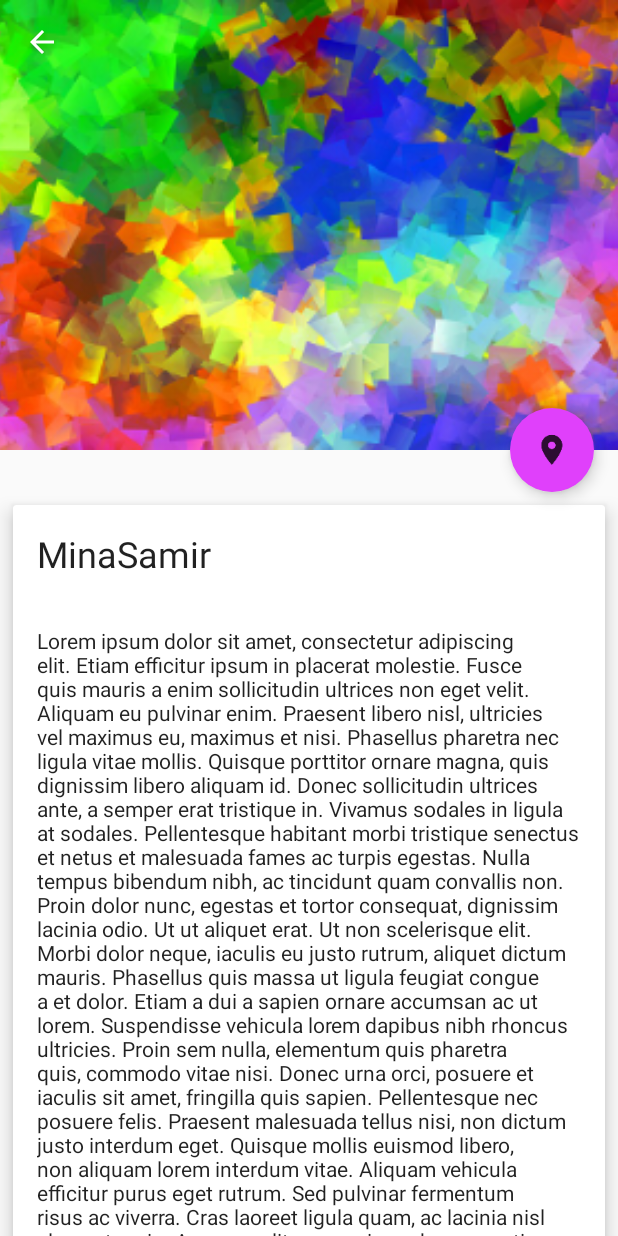
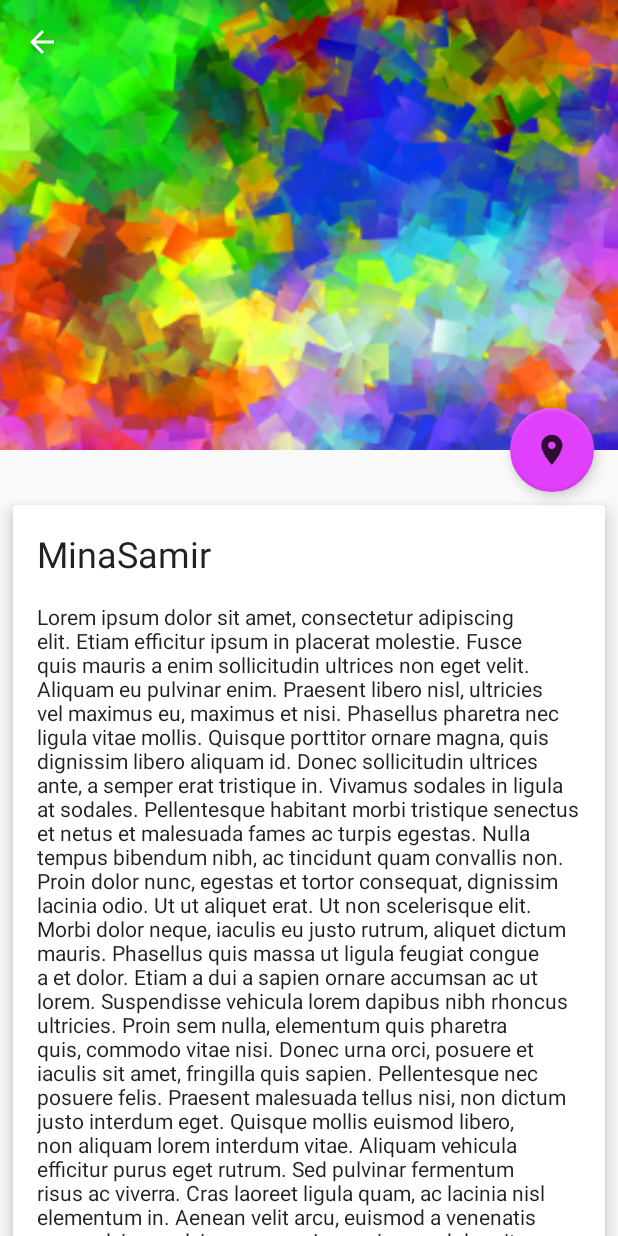
Before and after one commit to MinaSamirCap/Venues-MMD, an Android app: the VenueDetailsActivity screen opened directly, with no data from a screen before it, on a phone screen of 412 x 824 dp. Run offline under Robolectric (Android 15) with nearby library versions, the phone set to English and light mode, and no system bars; our stand-ins replace Dagger/Hilt's generated code, RxJava, data binding; libraries missing offline, so code that uses them is left out: android.support.v7.

Commit message:
fix desing bug of details screen

```diff
--- a/app/src/main/AndroidManifest.xml
+++ b/app/src/main/AndroidManifest.xml
@@ -29,7 +29,7 @@
             android:name=".ui.activities.VenueDetailsActivity"
             android:label="@string/venue_details"
             android:parentActivityName=".ui.activities.MainActivity"
-            android:theme="@style/NoActionBar">
+            android:theme="@style/DetailsTheme">
             <meta-data
                 android:name="android.support.PARENT_ACTIVITY"
                 android:value=".ui.activities.MainActivity" />
--- a/app/src/main/java/com/example/andoird/venues_mmd/ui/activities/VenueDetailsActivity.java
+++ b/app/src/main/java/com/example/andoird/venues_mmd/ui/activities/VenueDetailsActivity.java
@@ -26,7 +26,7 @@ public class VenueDetailsActivity extends BaseActivity {
     @Override
     protected void onCreate(Bundle savedInstanceState) {
         super.onCreate(savedInstanceState);
-        initActivityTransitions();
+        //initActivityTransitions();
         ActivityVenueDetailsBinding binding = DataBindingUtil.setContentView(this, R.layout.activity_venue_details);
         venueDetailsActivityViewModel = new VenueDetailsActivityViewModel(this);
         binding.setDetailsActivity(venueDetailsActivityViewModel);
@@ -39,27 +39,8 @@ public class VenueDetailsActivity extends BaseActivity {
         binding.collapsingToolbar.setExpandedTitleColor(getResources().getColor(android.R.color.transparent));
         binding.title.setText(itemTitle);
 
-        statusBarColor(binding.image, binding.collapsingToolbar);
+        //statusBarColor(binding.image, binding.collapsingToolbar);
 
-    }
-
-    private void statusBarColor(ImageView imageView, CollapsingToolbarLayout collapsingToolbar) {
-        Bitmap bitmap = ((BitmapDrawable) imageView.getDrawable()).getBitmap();
-        Palette.from(bitmap).generate(new Palette.PaletteAsyncListener() {
-            public void onGenerated(Palette palette) {
-                applyPalette(palette, collapsingToolbar);
-            }
-        });
-    }
-
-    /// change the color of toolbar to match the pallet I get from the image ..
-    private void applyPalette(Palette palette, CollapsingToolbarLayout collapsingToolbar) {
-        int primaryDark = getResources().getColor(R.color.primary_dark);
-        int primary = getResources().getColor(R.color.primary);
-        collapsingToolbar.setContentScrimColor(palette.getMutedColor(primary));
-        collapsingToolbar.setStatusBarScrimColor(palette.getDarkMutedColor(primaryDark));
-        //updateBackground((FloatingActionButton) findViewById(R.id.fab), palette);
-        supportStartPostponedEnterTransition();
     }
 
     public static Intent openVenueDetailsActivity(Context context, String venueId) {
@@ -74,12 +55,34 @@ public class VenueDetailsActivity extends BaseActivity {
         venueDetailsActivityViewModel.dispose();
     }
 
-    private void initActivityTransitions() {
+
+    /*private void statusBarColor(ImageView imageView, CollapsingToolbarLayout collapsingToolbar) {
+        Bitmap bitmap = ((BitmapDrawable) imageView.getDrawable()).getBitmap();
+        Palette.from(bitmap).generate(new Palette.PaletteAsyncListener() {
+            public void onGenerated(Palette palette) {
+                applyPalette(palette, collapsingToolbar);
+            }
+        });
+    }*/
+
+    /// change the color of toolbar to match the pallet I get from the image ..
+    /*private void applyPalette(Palette palette, CollapsingToolbarLayout collapsingToolbar) {
+        int primaryDark = getResources().getColor(R.color.primary_dark);
+        int primary = getResources().getColor(R.color.primary);
+        collapsingToolbar.setContentScrimColor(palette.getMutedColor(primary));
+        collapsingToolbar.setStatusBarScrimColor(palette.getDarkMutedColor(primaryDark));
+        //updateBackground((FloatingActionButton) findViewById(R.id.fab), palette);
+        supportStartPostponedEnterTransition();
+    }*/
+
+
+
+    /*private void initActivityTransitions() {
         if (Build.VERSION.SDK_INT >= Build.VERSION_CODES.LOLLIPOP) {
             Slide transition = new Slide();
             transition.excludeTarget(android.R.id.statusBarBackground, true);
             getWindow().setEnterTransition(transition);
             getWindow().setReturnTransition(transition);
         }
-    }
+    }*/
 }
--- a/app/src/main/res/layout/activity_venue_details.xml
+++ b/app/src/main/res/layout/activity_venue_details.xml
@@ -2,7 +2,6 @@
 <layout xmlns:android="http://schemas.android.com/apk/res/android"
     xmlns:app="http://schemas.android.com/apk/res-auto"
     xmlns:tools="http://schemas.android.com/tools">
-
 
     <data>
 
@@ -20,31 +19,34 @@
             android:id="@+id/app_bar_layout"
             android:layout_width="match_parent"
             android:layout_height="wrap_content"
-            android:theme="@style/ThemeOverlay.AppCompat.Dark.ActionBar"
-            android:fitsSystemWindows="true">
+            android:fitsSystemWindows="true"
+            android:theme="@style/ThemeOverlay.AppCompat.Dark.ActionBar">
 
             <android.support.design.widget.CollapsingToolbarLayout
                 android:id="@+id/collapsing_toolbar"
                 android:layout_width="match_parent"
-                android:layout_height="match_parent"
-                app:layout_scrollFlags="scroll|exitUntilCollapsed"
-                android:fitsSystemWindows="true">
+                android:layout_height="300dp"
+                android:fitsSystemWindows="true"
+                app:contentScrim="?attr/colorPrimary"
+                app:expandedTitleMarginEnd="64dp"
+                app:expandedTitleMarginStart="48dp"
+                app:layout_scrollFlags="scroll|exitUntilCollapsed">
 
                 <ImageView
                     android:id="@+id/image"
                     android:layout_width="match_parent"
                     android:layout_height="300dp"
+                    android:fitsSystemWindows="true"
                     android:scaleType="centerCrop"
                     android:src="@drawable/colors"
-                    android:fitsSystemWindows="true"
-                    app:layout_collapseMode="parallax"/>
+                    app:layout_collapseMode="parallax" />
 
                 <android.support.v7.widget.Toolbar
                     android:id="@+id/toolbar"
                     android:layout_width="match_parent"
                     android:layout_height="?attr/actionBarSize"
-                    app:popupTheme="@style/ThemeOverlay.AppCompat.Light"
-                    app:layout_collapseMode="pin" />
+                    app:layout_collapseMode="pin"
+                    app:popupTheme="@style/ThemeOverlay.AppCompat.Light" />
 
             </android.support.design.widget.CollapsingToolbarLayout>
 
@@ -57,10 +59,6 @@
             android:clipToPadding="false"
             app:layout_behavior="@string/appbar_scrolling_view_behavior">
 
-            <FrameLayout
-                android:layout_width="match_parent"
-                android:layout_height="wrap_content">
-
             <android.support.v7.widget.CardView
                 android:layout_width="match_parent"
                 android:layout_height="wrap_content"
@@ -68,17 +66,31 @@
                 app:cardElevation="8dp"
                 app:cardUseCompatPadding="true">
 
-                    <LinearLayout
-                        android:layout_width="match_parent"
-                        android:layout_height="wrap_content"
-                        android:orientation="vertical">
-
                 <android.support.constraint.ConstraintLayout
                     android:layout_width="match_parent"
-                            android:visibility="gone"
                     android:layout_height="match_parent"
                     tools:context="com.example.andoird.venues_mmd.ui.activities.VenueDetailsActivity">
 
+                    <TextView
+                        android:id="@+id/title"
+                        tools:text="MinaSamir"
+                        android:layout_width="match_parent"
+                        android:layout_height="wrap_content"
+                        android:layout_margin="16dp"
+                        android:textAppearance="@style/TextAppearance.AppCompat.Headline"
+                        app:layout_constraintStart_toStartOf="parent"
+                        app:layout_constraintTop_toTopOf="parent" />
+
+                    <TextView
+                        android:id="@+id/description"
+                        android:layout_width="match_parent"
+                        android:layout_height="wrap_content"
+                        android:layout_margin="16dp"
+                        app:layout_constraintEnd_toEndOf="parent"
+                        app:layout_constraintStart_toStartOf="parent"
+                        app:layout_constraintTop_toBottomOf="@+id/title"
+                        android:text="@string/lorem_ipsum"
+                        android:textAppearance="@style/TextAppearance.AppCompat.Body1" />
 
                     <TextView
                         android:id="@+id/venueNameTextView"
@@ -93,7 +105,6 @@
                         android:layout_width="wrap_content"
                         android:layout_height="wrap_content"
                         android:visibility="@{detailsActivity.progressVisibility}"
-                                app:layout_constraintBottom_toBottomOf="parent"
                         app:layout_constraintLeft_toLeftOf="parent"
                         app:layout_constraintRight_toRightOf="parent"
                         app:layout_constraintTop_toTopOf="parent" />
@@ -101,34 +112,16 @@
 
                 </android.support.constraint.ConstraintLayout>
 
-                        <TextView
-                            android:id="@+id/title"
-                            android:layout_width="match_parent"
-                            android:layout_height="wrap_content"
-                            android:layout_margin="16dp"
-                            android:textAppearance="@style/TextAppearance.AppCompat.Headline"/>
-
-                        <TextView
-                            android:id="@+id/description"
-                            android:layout_width="match_parent"
-                            android:layout_height="wrap_content"
-                            android:layout_margin="16dp"
-                            android:text="@string/lorem_ipsum"
-                            android:textAppearance="@style/TextAppearance.AppCompat.Body1"/>
-
-                    </LinearLayout>
 
             </android.support.v7.widget.CardView>
-
-            </FrameLayout>
 
         </android.support.v4.widget.NestedScrollView>
 
         <android.support.design.widget.FloatingActionButton
             android:id="@+id/fab"
+            style="@style/FabStyle"
             app:layout_anchor="@id/app_bar_layout"
-            app:layout_anchorGravity="bottom|right|end"
-            style="@style/FabStyle"/>
+            app:layout_anchorGravity="bottom|right|end" />
 
 
     </android.support.design.widget.CoordinatorLayout>
--- a/app/src/main/res/values/styles.xml
+++ b/app/src/main/res/values/styles.xml
@@ -15,6 +15,10 @@
         <item name="colorAccent">@color/accent</item>
     </style>
 
+    <style name="DetailsTheme" parent="NoActionBar">
+        <item name="android:windowTranslucentStatus">true</item>
+    </style>
+
 
     <style name="AppTheme.AppBarOverlay" parent="ThemeOverlay.AppCompat.Dark.ActionBar" />
 
@@ -25,7 +29,7 @@
         <item name="android:layout_height">wrap_content</item>
         <item name="android:layout_margin">16dp</item>
         <item name="android:src">@drawable/checkin</item>
-        <item name="borderWidth">0dp</item>
+        <item name="borderWidth">2dp</item>
         <item name="elevation">6dp</item>
         <item name="pressedTranslationZ">12dp</item>
         <item name="rippleColor">@android:color/white</item>
```
Lines whose indentation alone changed are shown as unchanged.
